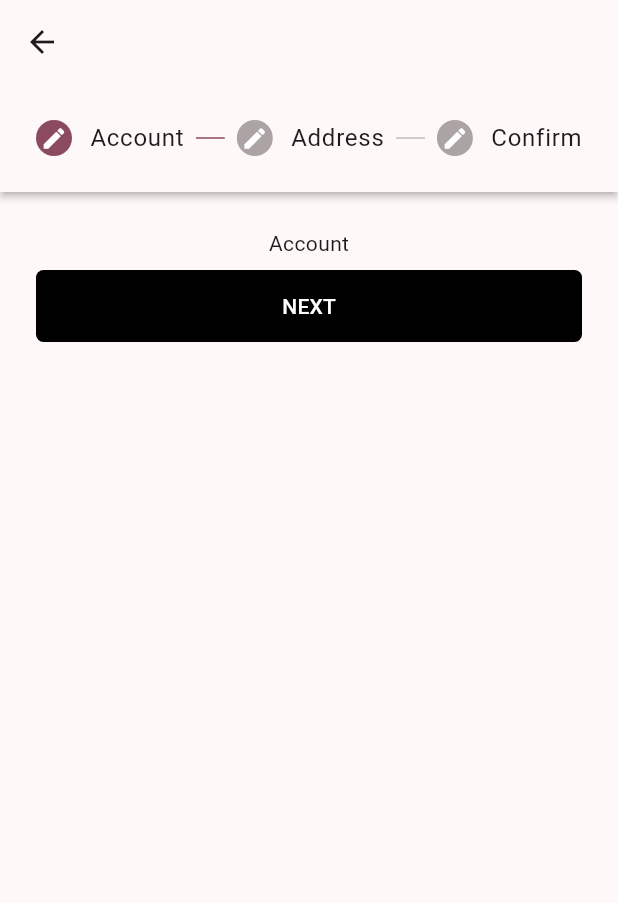
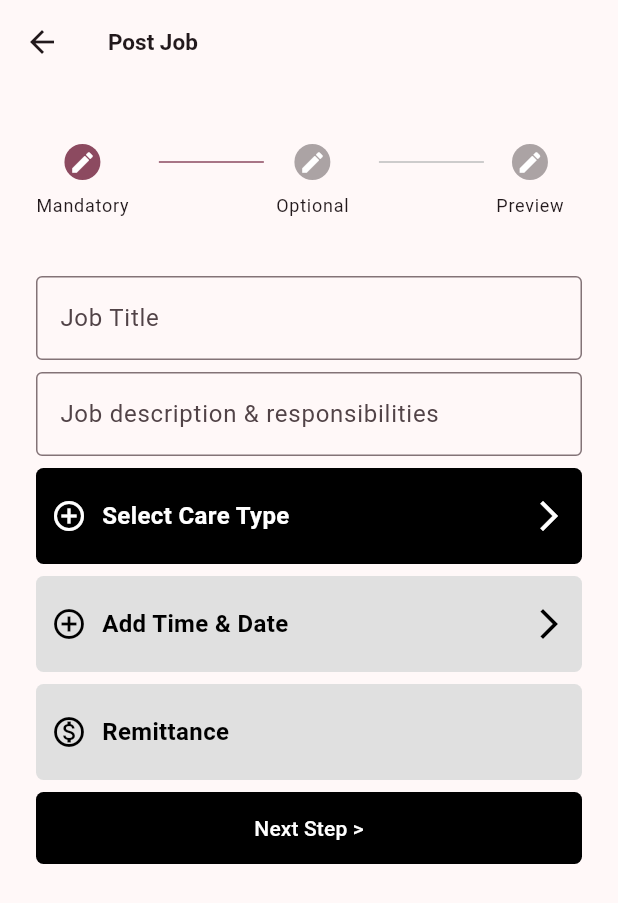
Before and after one commit to ekodusproduction/peaceworc-agency-flutter-app, a Flutter app: the JobPostScreen screen opened directly, on a phone screen of 412 x 824 dp. Shown: the top 903 px of the screen. Run offline on Flutter 3.47's test engine with Material 2 defaults, Android fonts, the phone set to English and light mode, and no system bars; our stand-ins replace flutter_svg; missing offline and left inert: dart:ffi.

Commit message:
job post stepper - 7/9/23

```diff
--- a/lib/ui/JobPostScreen.dart
+++ b/lib/ui/JobPostScreen.dart
@@ -1,3 +1,5 @@
+import 'dart:ffi';
+
 import 'package:flutter/material.dart';
 
 class JobPostScreen extends StatefulWidget {
@@ -8,24 +10,123 @@ class JobPostScreen extends StatefulWidget {
 }
 
 class _JobPostScreenState extends State<JobPostScreen> {
+  TextEditingController jobTitle = TextEditingController();
+  TextEditingController email = TextEditingController();
+
   int _activeStepIndex = 0;
+  bool isLast = false;
+
   List<Step> stepList() => [
      Step(
         state: _activeStepIndex <= 0 ? StepState.editing : StepState.complete,
         isActive: _activeStepIndex >= 0,
-        title: const Text("Account"),
-        content: const Center(child: Text('Account'),)
+        title: const Text(""),
+        label: Text("Mandatory", style: TextStyle(fontSize: 12),),
+        content: Flex(
+          direction: Axis.vertical,
+          children: [
+            TextField(
+              controller: jobTitle,
+              decoration: const InputDecoration(
+                border: OutlineInputBorder(),
+                labelText: 'Job Title',
+              ),
+            ),
+            const SizedBox(
+              height: 8,
+            ),
+            TextField(
+              controller: email,
+              decoration: const InputDecoration(
+                border: OutlineInputBorder(),
+                labelText: 'Job description & responsibilities',
+              ),
+            ),
+            const SizedBox(
+              height: 8,
+            ),
+            Container(
+              decoration: BoxDecoration(
+                color: Colors.black,
+                borderRadius: BorderRadius.circular(5)
+              ),
+              child: const Padding(
+                padding: EdgeInsets.only(left: 10.0, right: 10.0, top: 20.0, bottom: 20.0),
+                child: Row(
+                  mainAxisAlignment: MainAxisAlignment.spaceBetween,
+                  children: [
+                     Row(
+                      children: [
+                         Icon(Icons.add_circle_outline_outlined, color: Colors.white,),
+                         SizedBox(width: 10.0,),
+                         Text('Select Care Type', style: TextStyle(color: Colors.white, fontSize: 16,fontWeight: FontWeight.bold),),
+                      ],
+                    ),
+                     Icon(Icons.arrow_forward_ios, color: Colors.white,)
+                  ],
+                ),
+              )
+            ),
+            const SizedBox(
+              height: 8,
+            ),
+            Container(
+                decoration: BoxDecoration(
+                    color: Colors.grey[300],
+                    borderRadius: BorderRadius.circular(5)
+                ),
+                child: const Padding(
+                  padding: EdgeInsets.only(left: 10.0, right: 10.0, top: 20.0, bottom: 20.0),
+                  child: Row(
+                    mainAxisAlignment: MainAxisAlignment.spaceBetween,
+                    children: [
+                      Row(
+                        children: [
+                          Icon(Icons.add_circle_outline_outlined, color: Colors.black,),
+                          SizedBox(width: 10.0,),
+                          Text('Add Time & Date', style: TextStyle(color: Colors.black, fontSize: 16,fontWeight: FontWeight.bold),),
+                        ],
+                      ),
+                      Icon(Icons.arrow_forward_ios, color: Colors.black,)
+                    ],
+                  ),
+                )
+            ),
+            const SizedBox(
+              height: 8,
+            ),
+            Container(
+                decoration: BoxDecoration(
+                    color: Colors.grey[300],
+                    borderRadius: BorderRadius.circular(5)
+                ),
+                child: const Padding(
+                  padding: EdgeInsets.only(left: 10.0, right: 10.0, top: 20.0, bottom: 20.0),
+                  child: Row(
+                    mainAxisAlignment: MainAxisAlignment.start,
+                    children: [
+                      Icon(Icons.monetization_on_outlined, color: Colors.black,),
+                      SizedBox(width: 10.0,),
+                      Text('Remittance', style: TextStyle(color: Colors.black, fontSize: 16,fontWeight: FontWeight.bold),),
+                    ],
+                  ),
+                )
+            )
+          ],
+        )
     ),
     Step(
         state: _activeStepIndex <= 1 ? StepState.editing : StepState.complete,
         isActive: _activeStepIndex >= 1,
-        title: const Text("Address"),
+        title: const Text(""),
+        label: Text("Optional", style: TextStyle(fontSize: 12)),
         content: const Center(child: Text('Address'),)
     ),
     Step(
         state: _activeStepIndex <= 2 ? StepState.editing : StepState.complete,
         isActive: _activeStepIndex >= 2,
-        title: const Text("Confirm"),
+        title: const Text(""),
+        label: Text("Preview", style: TextStyle(fontSize: 12)),
         content: const Center(child: Text('Confirm'),)
     ),
   ];
@@ -33,15 +134,21 @@ class _JobPostScreenState extends State<JobPostScreen> {
   @override
   Widget build(BuildContext context) {
     return Scaffold(
-      appBar: AppBar(),
+      appBar: AppBar(
+        title: Text("Post Job", style: TextStyle(fontSize: 15, fontWeight: FontWeight.bold),),
+      ),
       body: Stepper(
+        elevation: 0,
         type: StepperType.horizontal,
         currentStep: _activeStepIndex,
         steps: stepList(),
         onStepContinue: (){
+          print(_activeStepIndex);
+
           if(_activeStepIndex < (stepList().length-1)){
               setState(() {
                 _activeStepIndex += 1;
+                isLast = _activeStepIndex == 2;
               });
           }
         },
@@ -53,12 +160,13 @@ class _JobPostScreenState extends State<JobPostScreen> {
               _activeStepIndex -= 1;
             });
         },
-        onStepTapped: (int index) {
+        /*onStepTapped: (int index) {
           setState(() {
             _activeStepIndex = index;
           });
-        },
+        },*/
         controlsBuilder: (BuildContext context, ControlsDetails details) {
+          if(isLast == false){
             return Padding(
               padding: const EdgeInsets.only(top: 8.0),
               child: Container(
@@ -68,10 +176,26 @@ class _JobPostScreenState extends State<JobPostScreen> {
                 ),
                 child: TextButton(
                   onPressed: details.onStepContinue,
-                child: const Text('NEXT', style: TextStyle(color: Colors.white),),
+                  child: const Text('Next Step >', style: TextStyle(color: Colors.white),),
                 ),
               ),
             );
+          }else{
+            return Padding(
+              padding: const EdgeInsets.only(top: 8.0),
+              child: Container(
+                decoration: BoxDecoration(
+                    color: Colors.black,
+                    borderRadius: BorderRadius.circular(5)
+                ),
+                child: TextButton(
+                  onPressed: details.onStepContinue,
+                  child: const Text('Save', style: TextStyle(color: Colors.white),),
+                ),
+              ),
+            );
+          }
+
         },
       )
     );
```
Lines whose indentation alone changed are shown as unchanged.
